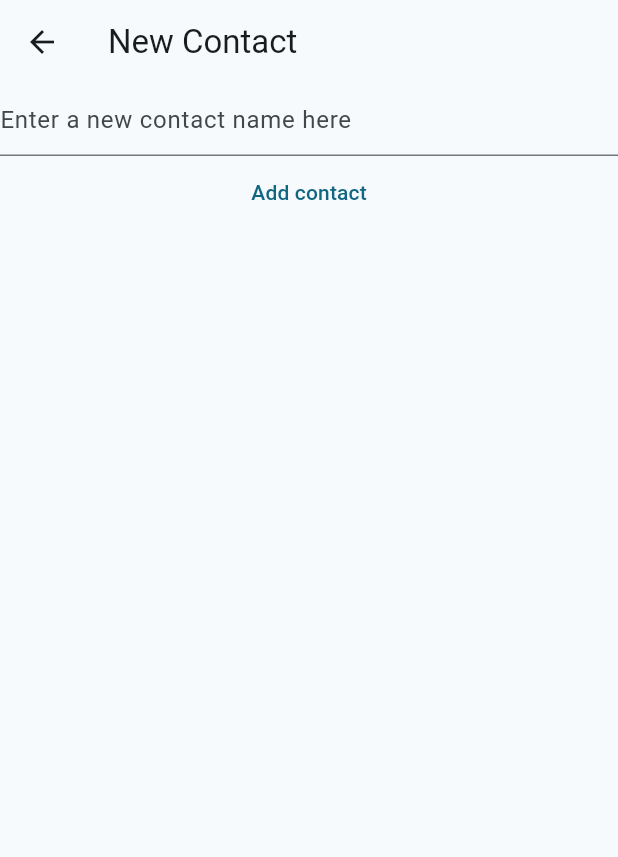
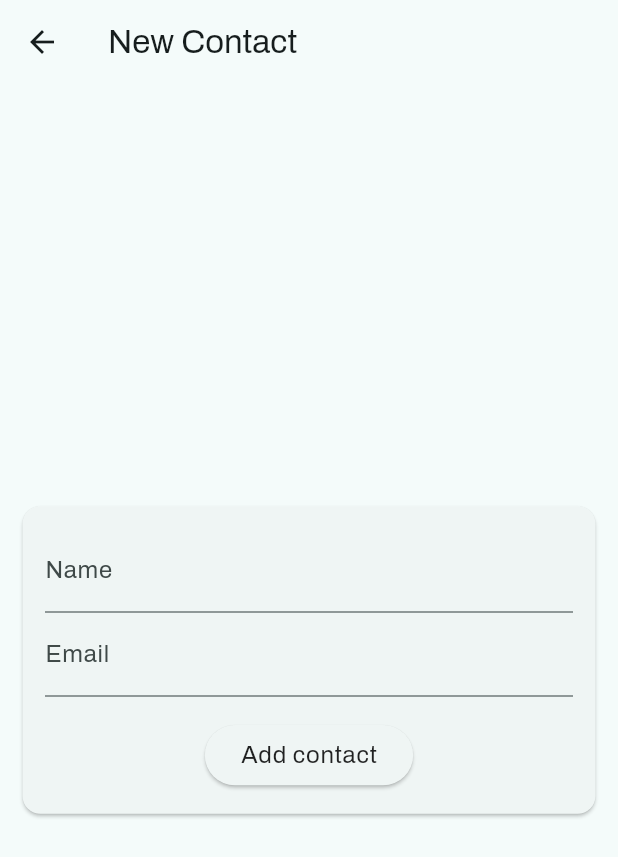
Before and after one commit to wadpas/contact_book_flutter, a Flutter app: the NewContactView screen opened by its route, on a phone screen of 412 x 824 dp. Shown: the top 857 px of the screen. Run offline on Flutter 3.47's test engine with Material 2 defaults, Android fonts, the phone set to English and light mode, and no system bars; our stand-ins replace google_fonts.

Commit message:
updated new contact form & contact list tile

```diff
--- a/lib/main.dart
+++ b/lib/main.dart
@@ -1,22 +1,33 @@
 import 'package:flutter/material.dart';
+import 'package:google_fonts/google_fonts.dart';
 
 import 'views/home_view.dart';
 import 'views/new_contact_view.dart';
 
 void main() {
   runApp(
-    MaterialApp(
+    const MyApp(),
+  );
+}
+
+class MyApp extends StatelessWidget {
+  const MyApp({super.key});
+
+  @override
+  Widget build(BuildContext context) {
+    return MaterialApp(
       title: 'Contacts',
       theme: ThemeData(
         colorScheme: ColorScheme.fromSeed(
-          seedColor: Colors.blueGrey,
+          seedColor: const Color.fromARGB(255, 15, 100, 100),
         ),
+        textTheme: GoogleFonts.archivoTextTheme(),
         useMaterial3: true,
       ),
       home: const HomeView(),
       routes: {
         '/new-contact': (context) => const NewContactView(),
       },
-    ),
-  );
+    );
+  }
 }
--- a/lib/contact_model.dart
+++ b/lib/models/contact_model.dart
@@ -3,7 +3,9 @@ import 'package:uuid/uuid.dart';
 class Contact {
   final String id;
   final String name;
+  final String email;
   Contact({
     required this.name,
+    required this.email,
   }) : id = const Uuid().v4();
 }
--- a/lib/contact_book_singleton.dart
+++ b/lib/state/contact_book.dart
@@ -1,9 +1,13 @@
 import 'package:flutter/material.dart';
 
-import 'contact_model.dart';
+import '../models/contact_model.dart';
 
 class ContactBook extends ValueNotifier<List<Contact>> {
-  ContactBook._sharedInstance() : super([Contact(name: 'Hello')]);
+  ContactBook._sharedInstance()
+      : super([
+          Contact(name: 'Tod', email: 'tod@gmail.com'),
+          Contact(name: 'Mark', email: 'mark@gmail.com'),
+        ]);
   static final ContactBook _shared = ContactBook._sharedInstance();
   factory ContactBook() => _shared;
 
--- a/lib/views/new_contact_view.dart
+++ b/lib/views/new_contact_view.dart
@@ -1,7 +1,7 @@
 import 'package:flutter/material.dart';
 
-import '../contact_book_singleton.dart';
-import '../contact_model.dart';
+import '../state/contact_book.dart';
+import '../models/contact_model.dart';
 
 class NewContactView extends StatefulWidget {
   const NewContactView({super.key});
@@ -11,17 +11,21 @@ class NewContactView extends StatefulWidget {
 }
 
 class _NewContactViewState extends State<NewContactView> {
-  late final TextEditingController _controller;
+  late final TextEditingController _nameController;
+  late final TextEditingController _emailController;
+  final _formKey = GlobalKey<FormState>();
 
   @override
   void initState() {
-    _controller = TextEditingController();
+    _nameController = TextEditingController();
+    _emailController = TextEditingController();
     super.initState();
   }
 
   @override
   void dispose() {
-    _controller.dispose();
+    _nameController.dispose();
+    _emailController.dispose();
     super.dispose();
   }
 
@@ -31,22 +35,66 @@ class _NewContactViewState extends State<NewContactView> {
       appBar: AppBar(
         title: const Text('New Contact'),
       ),
-      body: Column(
+      body: Center(
+        child: Card(
+          margin: const EdgeInsets.all(15),
+          child: Padding(
+            padding: const EdgeInsets.all(15),
+            child: Form(
+              key: _formKey,
+              child: Column(
+                mainAxisSize: MainAxisSize.min,
                 children: [
-          TextField(
-            controller: _controller,
+                  TextFormField(
+                    controller: _nameController,
                     decoration: const InputDecoration(
-                hintText: 'Enter a new contact name here'),
+                      labelText: 'Name',
                     ),
-          TextButton(
+                    validator: (value) {
+                      if (value == null || value.trim().isEmpty) {
+                        return 'Please enter a name';
+                      }
+                      return null;
+                    },
+                  ),
+                  TextFormField(
+                    controller: _emailController,
+                    keyboardType: TextInputType.emailAddress,
+                    textCapitalization: TextCapitalization.none,
+                    decoration: const InputDecoration(
+                      labelText: 'Email',
+                    ),
+                    validator: (value) {
+                      if (value == null ||
+                          value.trim().isEmpty ||
+                          !value.contains('@')) {
+                        return 'Please enter a valid email';
+                      }
+                      return null;
+                    },
+                  ),
+                  const SizedBox(height: 15),
+                  ElevatedButton(
                     onPressed: () {
-              final contact = Contact(name: _controller.text);
+                      if (_formKey.currentState!.validate()) {
+                        final contact = Contact(
+                          name: _nameController.text,
+                          email: _emailController.text,
+                        );
                         ContactBook().add(contact: contact);
                         Navigator.of(context).pop();
+                      }
                     },
-            child: const Text('Add contact'),
+                    child: Text(
+                      'Add contact',
+                      style: Theme.of(context).textTheme.bodyLarge,
+                    ),
                   )
                 ],
+              ),
+            ),
+          ),
+        ),
       ),
     );
   }
--- a/pubspec.yaml
+++ b/pubspec.yaml
@@ -36,6 +36,7 @@ dependencies:
   # Use with the CupertinoIcons class for iOS style icons.
   cupertino_icons: ^1.0.2
   uuid: ^4.0.0
+  google_fonts: ^6.1.0
 
 dev_dependencies:
   flutter_test:
```
Also changed, not shown: lib/views/home_view.dart (+15 -6 lines), pubspec.lock. Lines whose indentation alone changed are shown as unchanged.
